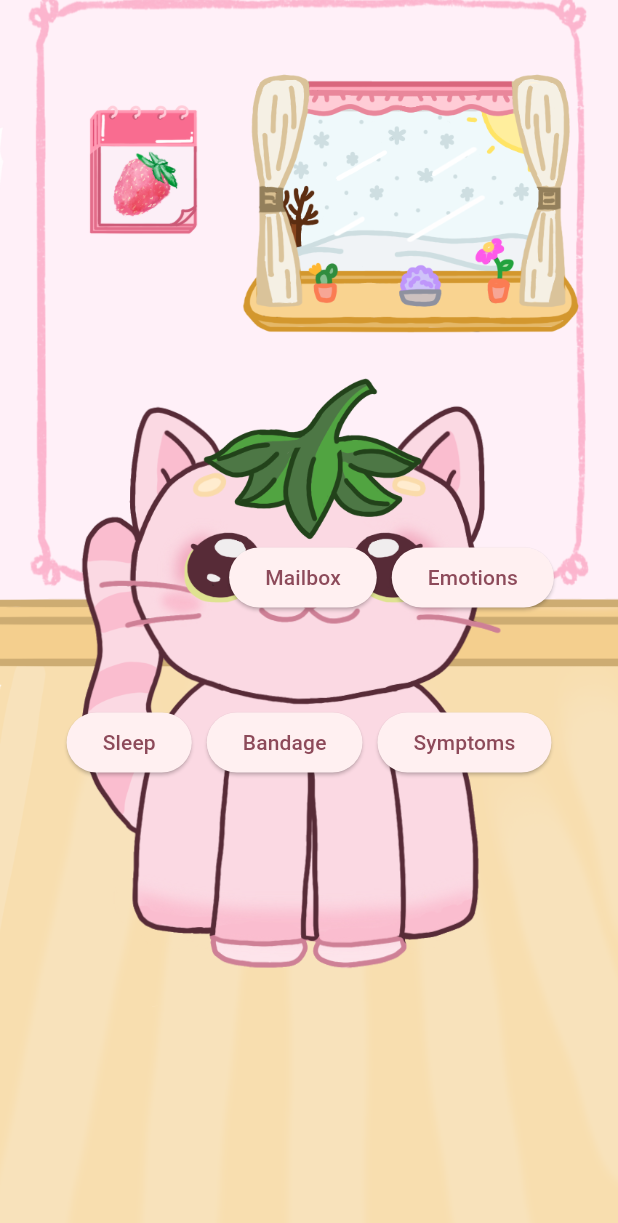
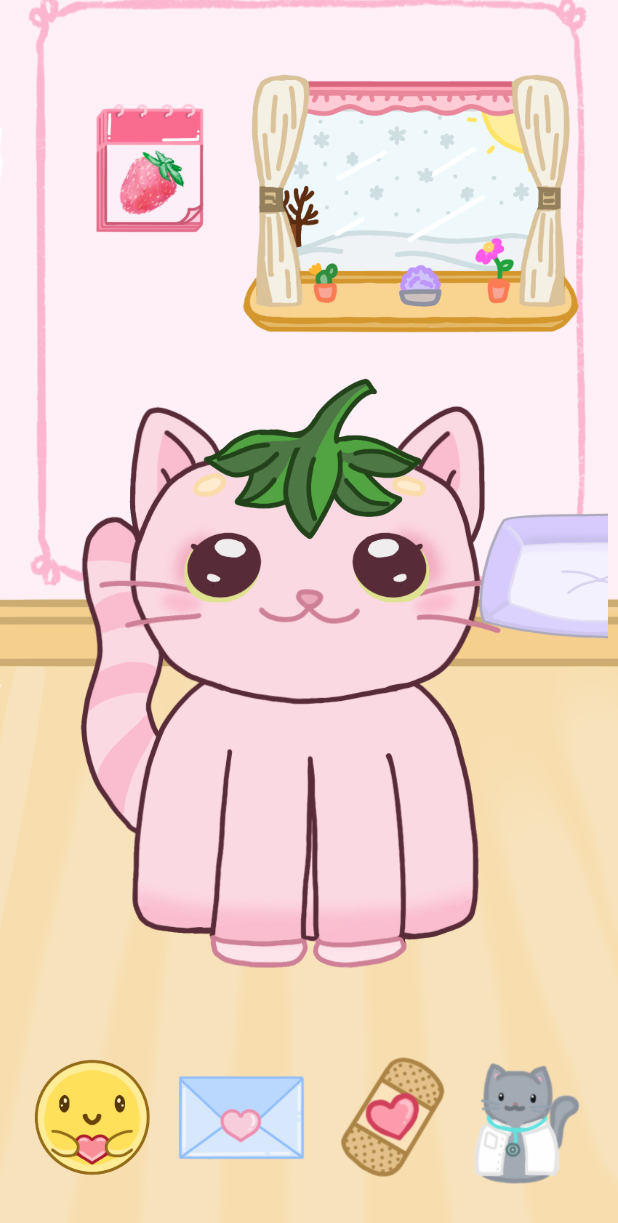
Before and after one commit to JamieDani/kitty-care, a Flutter app: the screen it shows after launch, on a phone screen of 412 x 824 dp. Shown: the top 1223 px of the screen. Run offline on Flutter 3.47's test engine with Material 3 defaults, Android fonts, the phone set to English and light mode, and no system bars; our stand-ins replace cloud_firestore, firebase_core, shared_preferences; accounts and stored records are empty; statements that could not run were skipped.

Commit message:
add working button UIs

```diff
--- a/kitty_care/lib/screens/home_screen.dart
+++ b/kitty_care/lib/screens/home_screen.dart
@@ -109,8 +109,10 @@ class _HomeScreenState extends State<HomeScreen> {
               fit: BoxFit.cover,
             ),
           ),
-          // Content layer
-          SafeArea(
+
+          // 👇 Move this SafeArea to the END so it's above everything
+          Positioned.fill(
+            child: SafeArea(
               child: Center(
                 child: Column(
                   mainAxisAlignment: MainAxisAlignment.center,
@@ -142,7 +144,8 @@ class _HomeScreenState extends State<HomeScreen> {
                         ),
                         Mailbox(
                           onPressed: () {
-                    final GlobalKey<MailboxDisplayState> mailboxKey = GlobalKey<MailboxDisplayState>();
+                            final GlobalKey<MailboxDisplayState> mailboxKey =
+                                GlobalKey<MailboxDisplayState>();
                             showDialog(
                               context: context,
                               builder: (context) => AlertDialog(
@@ -268,6 +271,7 @@ class _HomeScreenState extends State<HomeScreen> {
                 ),
               ),
             ),
+          ),
         ],
       ),
     );
--- a/kitty_care/lib/widgets/bandage.dart
+++ b/kitty_care/lib/widgets/bandage.dart
@@ -6,9 +6,16 @@ class Bandage extends StatelessWidget {
 
   @override
   Widget build(BuildContext context) {
-    return ElevatedButton(
-      onPressed: onPressed,
-      child: const Text('Bandage'),
+    return GestureDetector(
+      onTap: onPressed,
+      child: Transform.translate(
+        offset: const Offset(105, 250), // ← moves it right and up
+        child: Image.asset(
+          'assets/images/Bandage.png',
+          height: 90,
+          width: 90,
+        ),
+      ),
     );
   }
 }
--- a/kitty_care/lib/widgets/calendar.dart
+++ b/kitty_care/lib/widgets/calendar.dart
@@ -9,7 +9,7 @@ class Calendar extends StatelessWidget {
     return GestureDetector(
       onTap: onPressed,
       child: Transform.translate(
-        offset: const Offset(4, -300), // ← X = left, Y = up
+        offset: const Offset(45, -280), // ← X = left, Y = up
         child: Image.asset(
           'assets/images/strawberry_calendar.png',
           height: 100,
--- a/kitty_care/lib/widgets/emotions.dart
+++ b/kitty_care/lib/widgets/emotions.dart
@@ -6,9 +6,16 @@ class Emotions extends StatelessWidget {
 
   @override
   Widget build(BuildContext context) {
-    return ElevatedButton(
-      onPressed: onPressed,
-      child: const Text('Emotions'),
+    return Transform.translate(
+      offset: const Offset(-200, 360), // moves the image left and down
+      child: GestureDetector(
+        onTap: onPressed,
+        child: Image.asset(
+          'assets/images/Emotion.png',
+          height: 90,
+          width: 90,
+        ),
+      ),
     );
   }
 }
--- a/kitty_care/lib/widgets/mailbox.dart
+++ b/kitty_care/lib/widgets/mailbox.dart
@@ -6,9 +6,16 @@ class Mailbox extends StatelessWidget {
 
   @override
   Widget build(BuildContext context) {
-    return ElevatedButton(
-      onPressed: onPressed,
-      child: const Text('Mailbox'),
+    return Transform.translate(
+      offset: const Offset(0, 360), // moves slightly left and down
+      child: GestureDetector(
+        onTap: onPressed, // ensures your dialog still opens
+        child: Image.asset(
+          'assets/images/Mail.png',
+          height: 90,
+          width: 90,
+        ),
+      ),
     );
   }
 }
--- a/kitty_care/lib/widgets/sleep.dart
+++ b/kitty_care/lib/widgets/sleep.dart
@@ -6,9 +6,13 @@ class Sleep extends StatelessWidget {
 
   @override
   Widget build(BuildContext context) {
-    return ElevatedButton(
-      onPressed: onPressed,
-      child: const Text('Sleep'),
+    return GestureDetector(
+      onTap: onPressed,
+      child: Image.asset(
+        'assets/images/Bed.png',
+        height: 90,
+        width: 90,
+      ),
     );
   }
 }
--- a/kitty_care/lib/widgets/symptoms.dart
+++ b/kitty_care/lib/widgets/symptoms.dart
@@ -6,9 +6,16 @@ class Symptoms extends StatelessWidget {
 
   @override
   Widget build(BuildContext context) {
-    return ElevatedButton(
-      onPressed: onPressed,
-      child: const Text('Symptoms'),
+    return Transform.translate(
+      offset: const Offset(95, 250), // moves right and down
+      child: GestureDetector(
+        onTap: onPressed,
+        child: Image.asset(
+          'assets/images/Symptom.png',
+          height: 90,
+          width: 90,
+        ),
+      ),
     );
   }
 }
```
Lines whose indentation alone changed are shown as unchanged.
